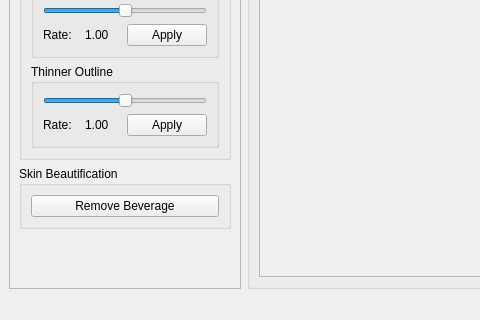
Above: ui/FaceBeautificationGUI.ui from samsgates/FaceBeautification before the change; both pictures show x 0 to 480 and y 310 to 630 of the 981 by 630 pixel window. Below: the same form after it.
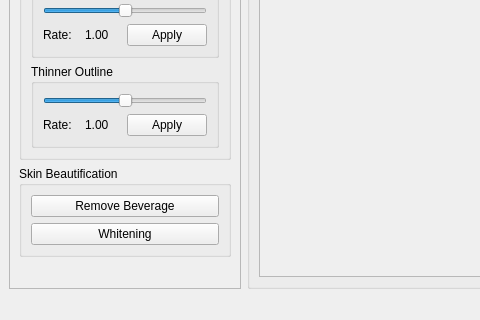
That is the form after the change. Icons and pictures are not drawn.

```diff
--- a/ui/FaceBeautificationGUI.ui
+++ b/ui/FaceBeautificationGUI.ui
@@ -38,7 +38,7 @@
          <x>0</x>
          <y>-30</y>
          <width>252</width>
-         <height>545</height>
+         <height>580</height>
         </rect>
        </property>
        <property name="sizePolicy">
@@ -253,6 +253,13 @@
              </property>
             </widget>
            </item>
+           <item>
+            <widget class="QPushButton" name="m_whitening">
+             <property name="text">
+              <string>Whitening</string>
+             </property>
+            </widget>
+           </item>
           </layout>
          </widget>
         </item>
```
